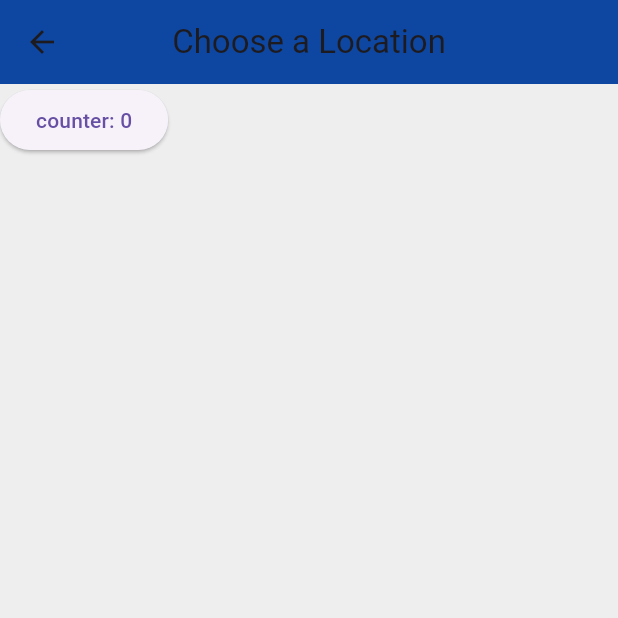
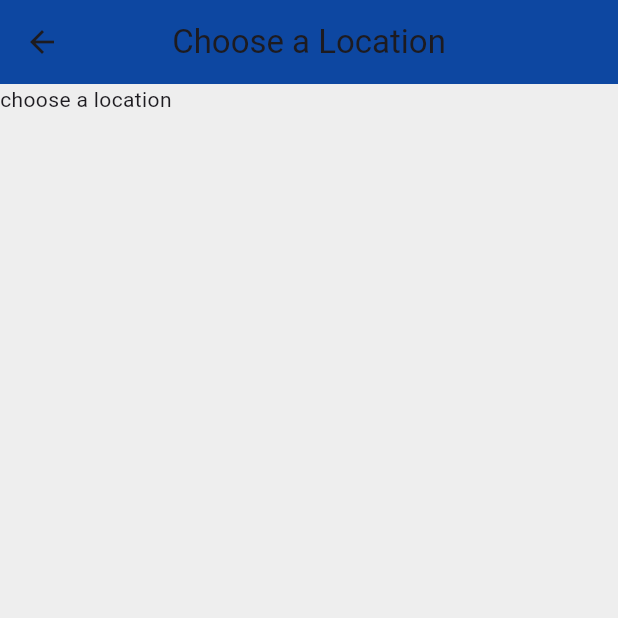
Before and after one commit to bpospanov/flutter-tutorial, a Flutter app: the screen it shows after launch, after a tap on "Edit location", on a phone screen of 412 x 824 dp, the top half of it. Run offline on Flutter 3.47's test engine with Material 3 defaults, Android fonts, the phone set to English and light mode, and no system bars.

```diff
--- a/lib/pages/choose_location.dart
+++ b/lib/pages/choose_location.dart
@@ -10,17 +10,28 @@ class ChooseLocation extends StatefulWidget {
 }
 
 class _ChooseLocationState extends State<ChooseLocation> {
-  int counter = 0;
+
+  void getData() async {
+    String username = await Future.delayed(Duration(seconds: 2), () {
+      return 'yoshi';
+    });
+
+    String bio = await Future.delayed(Duration(seconds: 1), () {
+      return 'vegan musician egg collector';
+    });
+
+    print('$username - $bio');
+  }
 
   @override
   void initState() {
     super.initState();
-    print('initState ran');
+    getData();
+    print('hey there');
   }
 
   @override
   Widget build(BuildContext context) {
-    print('build ran');
     return Scaffold(
       backgroundColor: Colors.grey[200],
       appBar: AppBar(
@@ -29,14 +40,7 @@ class _ChooseLocationState extends State<ChooseLocation> {
         centerTitle: true,
         elevation: 0,
       ),
-      body: ElevatedButton(
-        onPressed: (){
-          setState(() {
-            counter += 1;
-          });
-        },
-        child: Text('counter: $counter'),
-      ),
+      body: Text('choose a location')
     );
   }
 }
```
